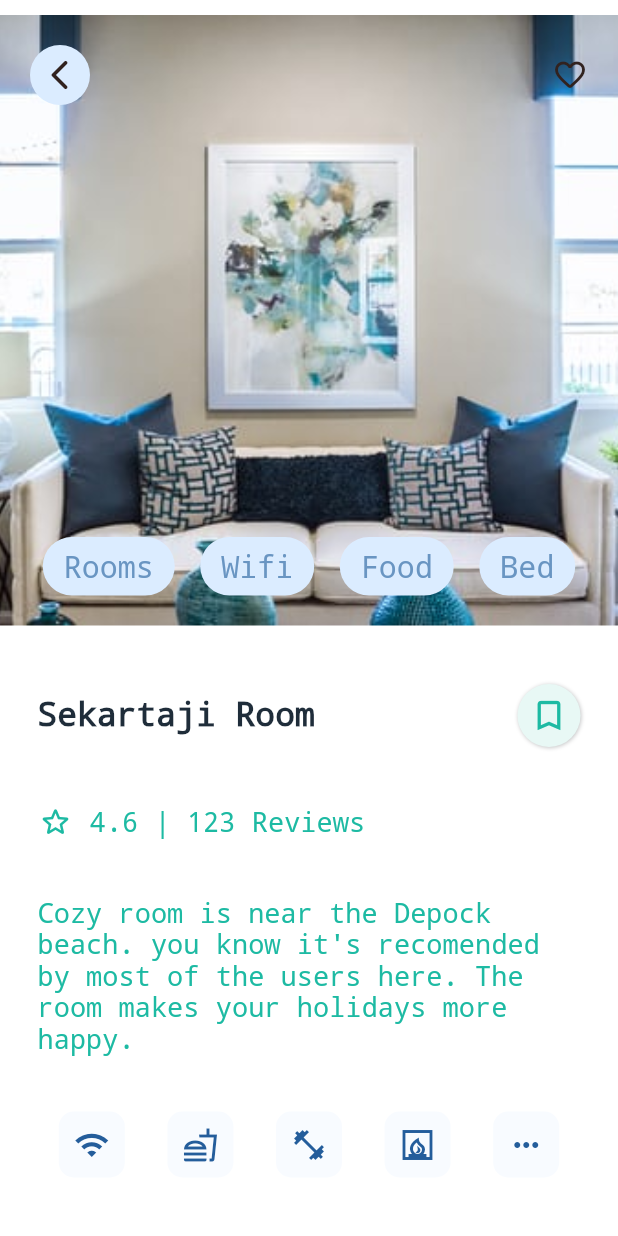
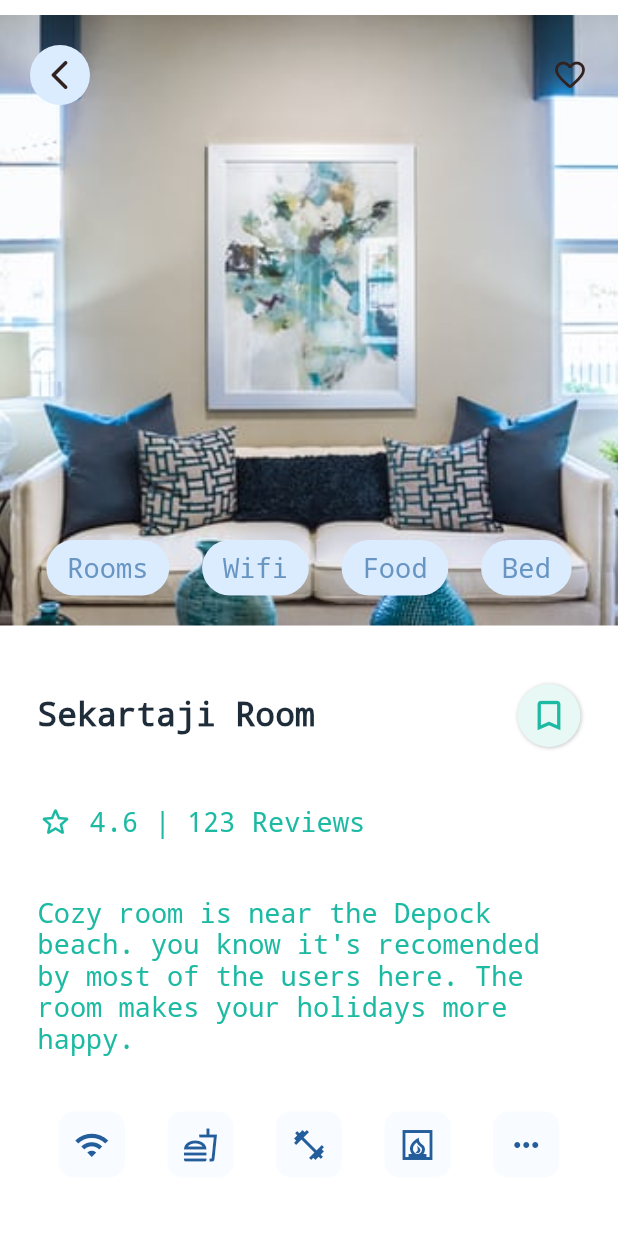
Before and after one commit to husnain129/Flutter_Hotel_Service, a Flutter app: the screen it shows after launch, after a tap on "Sekartaji Rooms", on a phone screen of 412 x 824 dp. Run offline on Flutter 3.47's test engine with Material 2 defaults, Android fonts, the phone set to English and light mode, and no system bars.

Commit message:
done detail page

```diff
--- a/lib/screens/detail_screen.dart
+++ b/lib/screens/detail_screen.dart
@@ -190,7 +190,7 @@ class DetailExtras extends StatelessWidget {
       child: Padding(
         padding: const EdgeInsets.symmetric(horizontal: 14.0, vertical: 8.0),
         child: CustomText(
-            text: text, color: 0xff6995C2, size: 20.0, weight: FontWeight.w400),
+            text: text, color: 0xff6995C2, size: 18.0, weight: FontWeight.w400),
       ),
     );
   }
```
